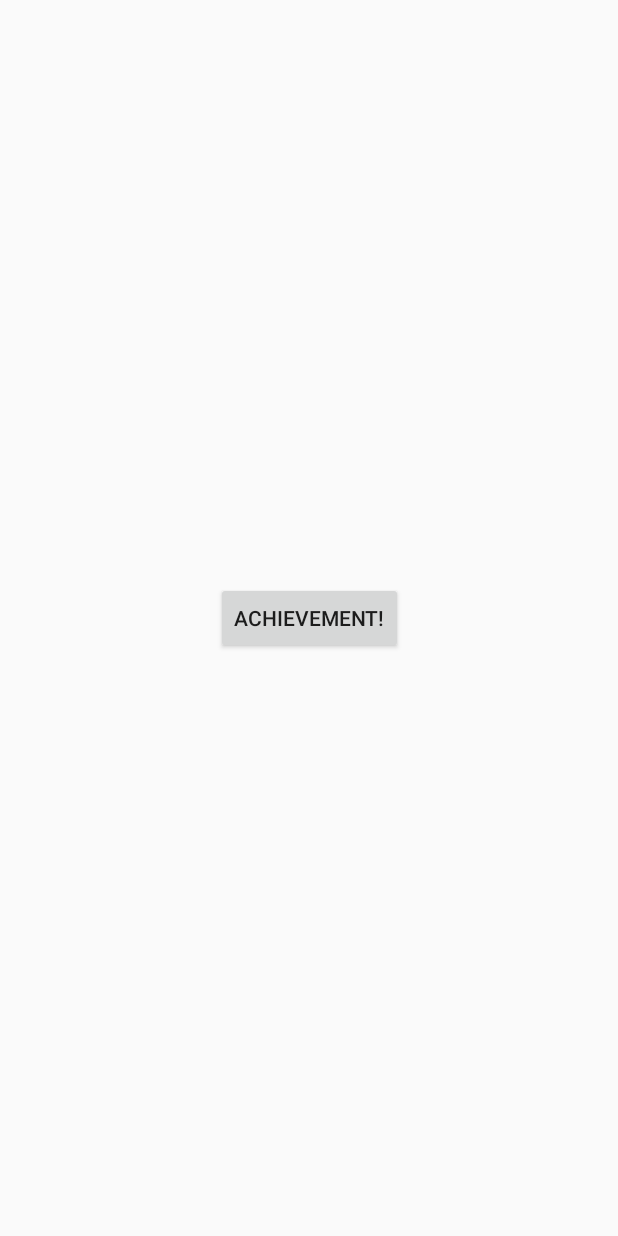
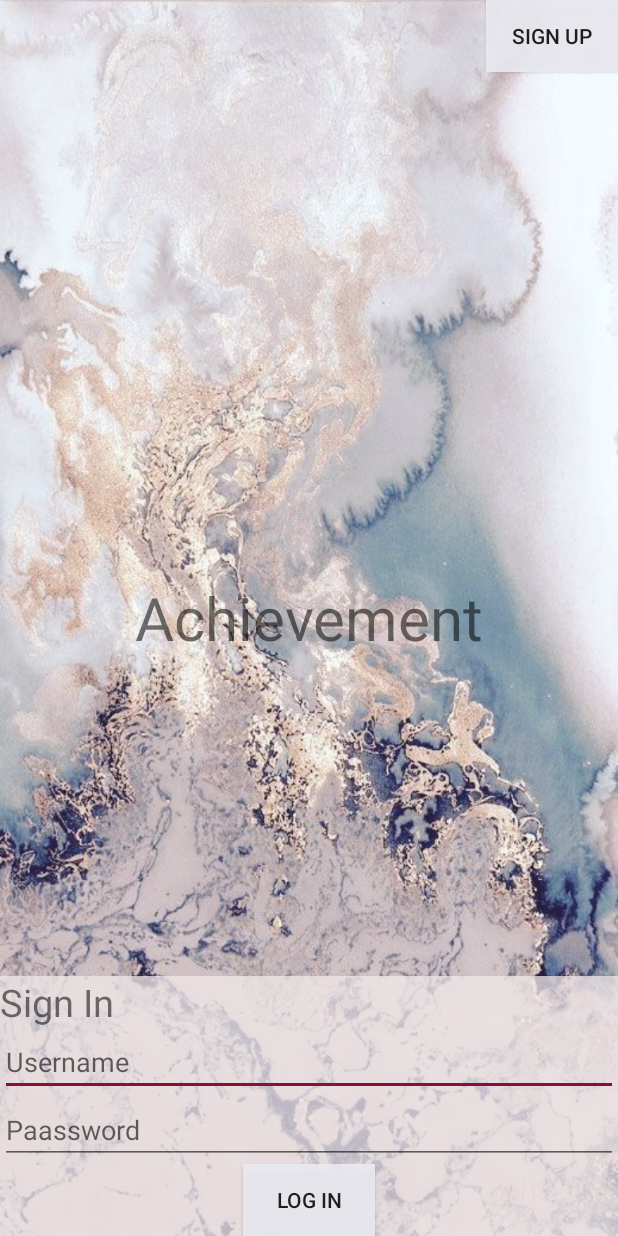
Before and after one commit to fatemeh123/Achievement1, an Android app: the layout activity_main.xml on its own in the app's theme, with its tools: preview values and no code run, on a phone screen of 412 x 824 dp. Run offline under Robolectric (Android 15) with nearby library versions, the phone set to English and light mode, and no system bars.

Commit message:
design 0

```diff
--- a/app/src/main/AndroidManifest.xml
+++ b/app/src/main/AndroidManifest.xml
@@ -20,16 +20,16 @@
             android:name=".ChartDialogActivity"
             android:theme="@style/Theme.AppCompat.Dialog" />
 
+        <activity android:name=".MenuActivity">
 
-
-        <activity android:name=".MenuActivity">
+        </activity>
+        <activity android:name=".MainActivity" >
             <intent-filter>
                 <action android:name="android.intent.action.MAIN" />
 
                 <category android:name="android.intent.category.LAUNCHER" />
             </intent-filter>
         </activity>
-        <activity android:name=".MainActivity" />
         <activity android:name=".LoginActivity" />
         <activity android:name=".SignUpActivity" />
     </application>
--- a/app/src/main/java/com/example/hero/achievement/MenuActivity.java
+++ b/app/src/main/java/com/example/hero/achievement/MenuActivity.java
@@ -63,7 +63,7 @@ public class MenuActivity extends AppCompatActivity {
 
 
 
-        FloatingActionButton fab = findViewById(R.id.fab);
+        FloatingActionButton fab = findViewById(R.id.fab);   //done
 
         fab.setOnClickListener(new View.OnClickListener() {
             @Override
--- a/app/src/main/java/com/example/hero/achievement/core/Core.java
+++ b/app/src/main/java/com/example/hero/achievement/core/Core.java
@@ -40,7 +40,9 @@ public class Core extends Application {
         String s = ss.format(new Date());
 
         //return y + "." + mm + "." + d + "_" + h + "." + m + "." + s;
-        return h +":" + m + ":" + s;
+        //return h +":" + m + ":" + s;
+
+        return y + "." + mm + "." + d ;
 
     }
 
--- a/app/src/main/java/com/example/hero/achievement/modeltwo/DatabaseModelTwo.java
+++ b/app/src/main/java/com/example/hero/achievement/modeltwo/DatabaseModelTwo.java
@@ -8,9 +8,7 @@ public class DatabaseModelTwo {
     private int quality;
     private String date;
 
-
-
-    public DatabaseModelTwo(String subjectName , int satisfaction, int hour, int quality,String date) {
+    public DatabaseModelTwo(String subjectName , int satisfaction, int hour, int quality , String date) {
         this.subjectName = subjectName;
         this.satisfaction = satisfaction;
         this.hour = hour;
--- a/app/src/main/res/layout/activity_main.xml
+++ b/app/src/main/res/layout/activity_main.xml
@@ -1,22 +1,72 @@
 <?xml version="1.0" encoding="utf-8"?>
-<android.support.constraint.ConstraintLayout xmlns:android="http://schemas.android.com/apk/res/android"
+<RelativeLayout
+    xmlns:android="http://schemas.android.com/apk/res/android"
+    xmlns:tools="http://schemas.android.com/tools"
     xmlns:app="http://schemas.android.com/apk/res-auto"
-    xmlns:tools="http://schemas.android.com/tools"
     android:layout_width="match_parent"
     android:layout_height="match_parent"
-    tools:context=".MainActivity">
+    tools:context=".MainActivity"
+    android:background="@drawable/background">
+
 
     <Button
-        android:id="@+id/txtWelcome"
+        android:id="@+id/btnSignUp"
         android:layout_width="wrap_content"
         android:layout_height="wrap_content"
-        android:text="Achievement!"
-        android:scrollbarSize="400dp"
-        app:layout_constraintBottom_toBottomOf="parent"
-        app:layout_constraintLeft_toLeftOf="parent"
-        app:layout_constraintRight_toRightOf="parent"
-        app:layout_constraintTop_toTopOf="parent" />
+        android:text="Sign up"
+        android:gravity="center"
+        android:layout_alignParentEnd="true"
+        android:background="#E8EBEBF1"/>
 
 
+    <TextView
+        android:text="Achievement"
+        android:textSize="40dp"
+        android:gravity="center"
+        android:layout_width="match_parent"
+        android:layout_height="wrap_content"
+        android:layout_centerInParent="true"
+        android:background="#00FFFFFF"/>
 
-</android.support.constraint.ConstraintLayout>
+    <LinearLayout
+        android:layout_width="match_parent"
+        android:layout_height="wrap_content"
+        android:layout_alignParentStart="true"
+        android:layout_alignParentBottom="true"
+        android:gravity="bottom"
+        android:orientation="vertical"
+        android:background="#BFF0E8E8">
+
+        <TextView
+            android:id="@+id/txtSignIn"
+            android:layout_width="wrap_content"
+            android:layout_height="wrap_content"
+            android:text="Sign In"
+            android:textSize="25dp"
+            />
+
+        <EditText
+            android:id="@+id/edtUsername"
+            android:layout_width="match_parent"
+            android:layout_height="wrap_content"
+            android:hint="Username" />
+
+        <EditText
+            android:id="@+id/edtPassword"
+            android:layout_width="match_parent"
+            android:layout_height="wrap_content"
+            android:hint="Paassword" />
+
+        <Button
+            android:id="@+id/btnLogIn"
+            android:layout_width="wrap_content"
+            android:layout_height="wrap_content"
+            android:text="log in"
+            android:layout_gravity="center"
+            android:background="#E8EBEBF1"/>
+
+
+    </LinearLayout>
+
+
+</RelativeLayout>
--- a/app/src/main/res/values/colors.xml
+++ b/app/src/main/res/values/colors.xml
@@ -1,6 +1,6 @@
 <?xml version="1.0" encoding="utf-8"?>
 <resources>
-    <color name="colorPrimary">#008577</color>
-    <color name="colorPrimaryDark">#00574B</color>
-    <color name="colorAccent">#D81B60</color>
+    <color name="colorPrimary">#51CCCCC7</color>
+    <color name="colorPrimaryDark">#090F14</color>
+    <color name="colorAccent">#8B0D3C</color>
 </resources>
```
Also changed, not shown: app/src/main/java/com/example/hero/achievement/MainActivity.java (+47 -11 lines), app/src/main/java/com/example/hero/achievement/NamesAdapter.java (+17 -17 lines), app/src/main/java/com/example/hero/achievement/SQLiteDBHelper.java (+15 -15 lines), app/src/main/java/com/example/hero/achievement/core/Test.java (added, +57 -0 lines), app/src/main/java/com/example/hero/achievement/modeltwo/DatabaseModelChart.java (added, +28 -0 lines), app/src/main/res/layout/activity_menu.xml (+12 -15 lines), app/src/main/res/layout/fragment_sign_in.xml (deleted, +0 -13 lines), app/src/main/res/drawable/background.jpg (added), app/src/main/res/drawable/background2.jpg (added), app/src/main/res/drawable/menu_photo.png (added).
